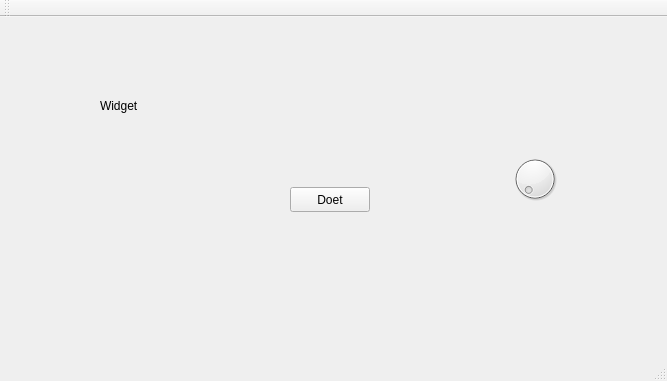
Qt form QT_Graphics_Test/mainwindow.ui (janderkkotlarski/QT_Graphic_Tisteng) before a commit.
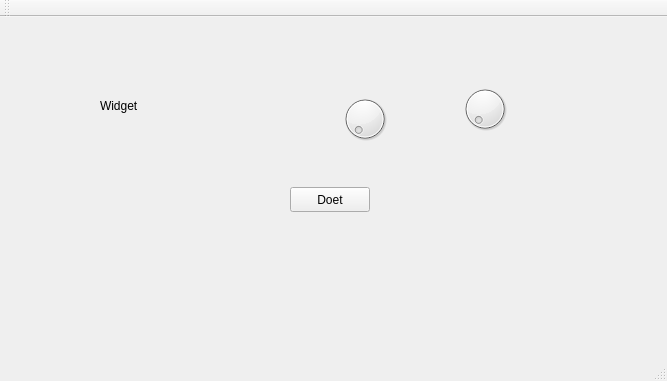
The same form after that commit.

Diff of the .ui file:
```diff
--- a/QT_Graphics_Test/mainwindow.ui
+++ b/QT_Graphics_Test/mainwindow.ui
@@ -43,8 +43,18 @@
    <widget class="QDial" name="dial">
     <property name="geometry">
      <rect>
-      <x>510</x>
-      <y>130</y>
+      <x>340</x>
+      <y>70</y>
+      <width>50</width>
+      <height>64</height>
+     </rect>
+    </property>
+   </widget>
+   <widget class="QDial" name="dial_2">
+    <property name="geometry">
+     <rect>
+      <x>460</x>
+      <y>60</y>
       <width>50</width>
       <height>64</height>
      </rect>
```
Left out of the diff: 2 changed lines with no effect on the pictures.
